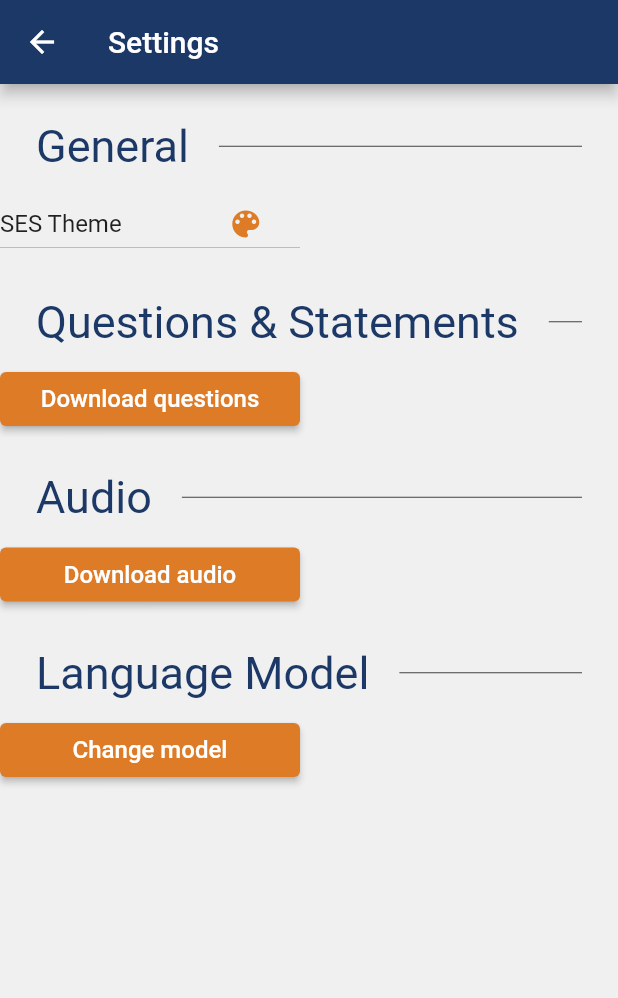
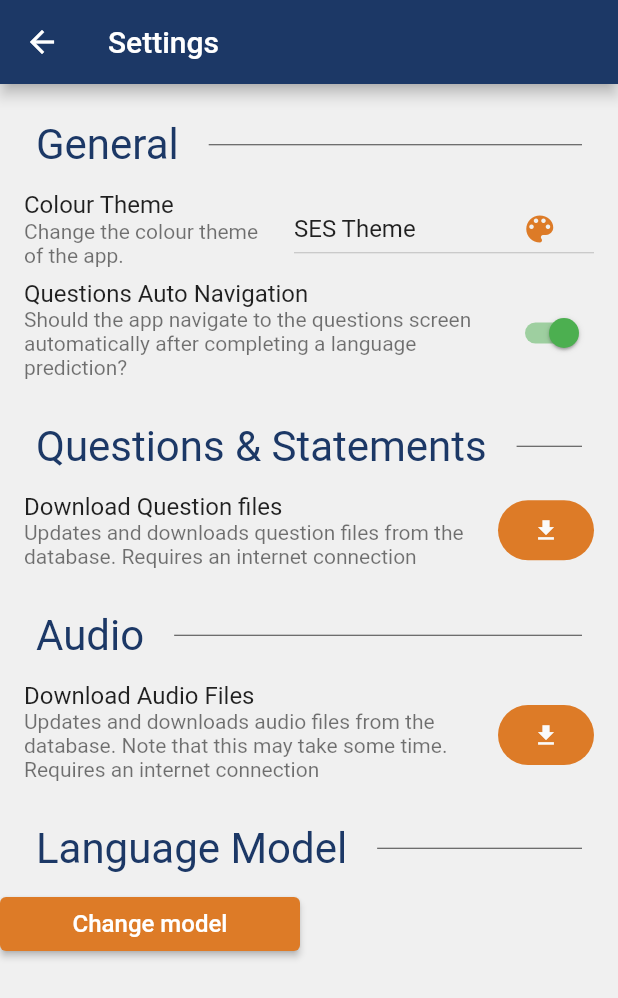
Before and after one commit to jofb/KIT301_Ears, a Flutter app: the SettingsWidget screen opened directly with empty values, after a tap on "Change model", on a phone screen of 412 x 824 dp. Shown: the top 998 px of the screen. Run offline on Flutter 3.47's test engine with Material 2 defaults, Android fonts, the phone set to English and light mode, and no system bars; drawn by our look-alikes of settings_ui; our stand-ins replace audioplayers, cloud_firestore, firebase_core, firebase_storage, logger, permission_handler and 3 more; missing offline and left inert: audio_session, fftea, flutter_cached_pdfview, flutter_sound, flutter_sound_platform_interface, ml_linalg and 3 more; accounts and stored records are empty.

Commit message:
inv2Speak updates, settings redesign -desync animation and inference, add snackbar on completion -auto navigation to questions page, plus shared preferences for it -redesign settings to better fit settings switches and tiles + descriptions

```diff
--- a/lib/audio_recorder.dart
+++ b/lib/audio_recorder.dart
@@ -16,7 +16,7 @@ import 'log.dart';
 class AudioRecorder extends StatefulWidget {
   const AudioRecorder({super.key, required this.onFinished});
 
-  final int recordingTime = 8;
+  final int recordingTime = 4;
   final Function onFinished;
 
   @override
@@ -52,10 +52,12 @@ class _AudioRecorderState extends State<AudioRecorder> {
       var controller =
           StateMachineController.fromArtboard(artboard, 'State Machine 1');
 
-      var micRecordingAnimation = artboard.animations.firstWhere((element) => element.name == 'MicRec') as LinearAnimation;
+      var micRecordingAnimation = artboard.animations
+          .firstWhere((element) => element.name == 'MicRec') as LinearAnimation;
       artboard.internalRemoveAnimation(micRecordingAnimation);
 
-      micRecordingAnimation.speed = 15/widget.recordingTime + 0.1; //micRecordingAnimation time = recording time + 0.1 sec;
+      micRecordingAnimation.speed = (15 / widget.recordingTime) +
+          0.1; //micRecordingAnimation time = recording time + 0.1 sec;
       artboard.internalAddAnimation(micRecordingAnimation);
 
       if (controller != null) {
--- a/lib/invitation_tab.dart
+++ b/lib/invitation_tab.dart
@@ -1,6 +1,7 @@
 import 'package:flutter/material.dart';
 import 'package:kit301_ears/answers.dart';
 import 'package:provider/provider.dart';
+import 'package:shared_preferences/shared_preferences.dart';
 
 import 'log.dart';
 import 'audio_procesing/language.dart';
@@ -8,7 +9,9 @@ import 'audio_recorder.dart';
 import 'audio_procesing/ml_inference.dart';
 
 class InvitationTab extends StatefulWidget {
-  const InvitationTab({super.key});
+  const InvitationTab({super.key, required this.scaffoldMessengerKey});
+
+  final GlobalKey<ScaffoldMessengerState> scaffoldMessengerKey;
 
   @override
   State<InvitationTab> createState() => _InvitationTabState();
@@ -18,6 +21,10 @@ class _InvitationTabState extends State<InvitationTab> {
   @override
   Widget build(BuildContext context) {
     return Consumer2<LanguageModel, AnswersModel>(builder: buildTab);
+  }
+
+  void navigateTab() {
+    DefaultTabController.of(context).animateTo(1);
   }
 
   Widget buildTab(BuildContext context, LanguageModel language,
@@ -33,6 +40,7 @@ class _InvitationTabState extends State<InvitationTab> {
     return AudioRecorder(
       onFinished: () async {
         logger.i('Finished recording. Predicting language...');
+        await Future.delayed(const Duration(milliseconds: 400));
 
         // get the lang index and then update the language provider
         int langIndex = await predictLanguage('my_file.wav');
@@ -40,6 +48,29 @@ class _InvitationTabState extends State<InvitationTab> {
 
         // create new answer history for new language
         answersModel.newHistory(language.toString());
+
+        // notify using snackbar
+        final snackBar = SnackBar(
+          content: Text(
+            'Language prediction complete. ${language.toString()}. A new answers history has been created',
+            style: const TextStyle(
+                fontSize: 16, color: Colors.white, fontWeight: FontWeight.bold),
+          ),
+          duration: const Duration(seconds: 5),
+          backgroundColor: Colors.green,
+          shape: const RoundedRectangleBorder(),
+        );
+
+        // show snackbar using scaffold messenger
+        widget.scaffoldMessengerKey.currentState?.showSnackBar(snackBar);
+
+        final SharedPreferences prefs = await SharedPreferences.getInstance();
+        final bool? questionsNav = prefs.getBool('questionsNav');
+
+        if (questionsNav ?? false) {
+          await Future.delayed(const Duration(milliseconds: 500));
+          navigateTab();
+        }
       },
     );
   }
--- a/lib/main.dart
+++ b/lib/main.dart
@@ -119,11 +119,13 @@ class _MyHomePageState extends State<MyHomePage> {
               scaffoldMessengerKey: _scaffoldMessengerKey,
             ),
           ),
-          body: const TabBarView(
+          body: TabBarView(
             children: [
-              OthersTab(),
-              QuestionsTab(),
-              InvitationTab(),
+              const OthersTab(),
+              const QuestionsTab(),
+              InvitationTab(
+                scaffoldMessengerKey: _scaffoldMessengerKey,
+              ),
             ],
           ),
         ),
--- a/lib/questions_tab.dart
+++ b/lib/questions_tab.dart
@@ -73,7 +73,7 @@ class _QuestionsTabState extends State<QuestionsTab> {
             style: TextStyle(fontSize: 30, fontWeight: FontWeight.bold),
           ),
           Text(
-            'You may need to download them from the internet. (Go to Settings > \'Update Questions\')',
+            'You may need to download them from the internet. (Go to Settings > \'Download Questions\')',
             style: TextStyle(fontSize: 20, color: Colors.grey[700]),
           )
         ],
--- a/lib/settings.dart
+++ b/lib/settings.dart
@@ -5,6 +5,7 @@ import 'package:flutter/material.dart';
 import 'package:path_provider/path_provider.dart';
 import 'package:settings_ui/settings_ui.dart';
 import 'package:provider/provider.dart';
+import 'package:shared_preferences/shared_preferences.dart';
 
 import 'audio_procesing/language.dart';
 import 'category.dart';
@@ -22,21 +23,12 @@ class SettingsWidget extends StatefulWidget {
 class _SettingsWidgetState extends State<SettingsWidget> {
   bool downloadingAudio = false;
 
-  void showSnackbar(String msg, Color colour) {
-    // create snack bar
-    final snackBar = SnackBar(
-      content: Text(
-        msg,
-        style: const TextStyle(
-            fontSize: 16, color: Colors.white, fontWeight: FontWeight.bold),
-      ),
-      duration: const Duration(seconds: 3),
-      backgroundColor: colour,
-      shape: const RoundedRectangleBorder(),
-    );
+  SharedPreferences? userPrefs;
 
-    // show snackbar using scaffold messenger
-    widget.scaffoldMessengerKey.currentState?.showSnackBar(snackBar);
+  @override
+  void initState() {
+    initPreferences();
+    super.initState();
   }
 
   @override
@@ -48,6 +40,9 @@ class _SettingsWidgetState extends State<SettingsWidget> {
 
   Widget buildScaffold(BuildContext context, CategoriesModel categoriesModel,
       ThemeModel themeModel, LanguageModel languageModel, _) {
+    if (userPrefs == null) {
+      return const Center(child: CircularProgressIndicator());
+    }
     return Scaffold(
       appBar: AppBar(
         title: const Text('Settings'),
@@ -58,9 +53,10 @@ class _SettingsWidgetState extends State<SettingsWidget> {
             title: 'General',
             tiles: [
               CustomSettingsTile(
-                child: Row(
-                  children: [
-                    SizedBox(
+                child: ListTile(
+                  title: const Text('Colour Theme'),
+                  subtitle: const Text('Change the colour theme of the app.'),
+                  trailing: SizedBox(
                     width: 200,
                     child: DropdownButton(
                       value: themeModel.themeIndex,
@@ -78,7 +74,26 @@ class _SettingsWidgetState extends State<SettingsWidget> {
                       },
                     ),
                   ),
-                  ],
+                  // leading: SizedBox(
+                  //   width: 24,
+                  // ),
+                ),
+              ),
+              CustomSettingsTile(
+                child: ListTile(
+                  title: const Text('Questions Auto Navigation'),
+                  subtitle: const Text(
+                      'Should the app navigate to the questions screen automatically after completing a language prediction?'),
+                  trailing: Switch(
+                    value: userPrefs?.getBool('questionsNav') ?? true,
+                    onChanged: (value) {
+                      setState(() {
+                        userPrefs?.setBool('questionsNav', value);
+                      });
+                    },
+                    activeColor: Theme.of(context).indicatorColor,
+                  ),
+                  // leading: SizedBox(width: 24),
                 ),
               )
             ],
@@ -88,28 +103,25 @@ class _SettingsWidgetState extends State<SettingsWidget> {
             title: 'Questions & Statements',
             tiles: [
               CustomSettingsTile(
-                child: Row(
-                  children: [
-                    SettingsButton(
-                      text: 'Download questions',
+                child: ListTile(
+                  title: const Text('Download Question files'),
+                  subtitle: const Text(
+                      'Updates and downloads question files from the database. Requires an internet connection'),
+                  trailing: DownloadButton(
+                    enabled: !categoriesModel.loading,
                     onPressed: () {
                       Color colour = Theme.of(context).indicatorColor;
                       categoriesModel.clearCollection();
+                      // remove this
+                      categoriesModel.loading = true;
+                      categoriesModel.update();
                       categoriesModel.loadCollection().then(
                             (_) => showSnackbar(
                                 'Questions & Statements Updated', colour),
                           );
                     },
-                      theme: themeModel.currentTheme,
                   ),
-                    if (categoriesModel.loading)
-                      Padding(
-                        padding: const EdgeInsets.only(left: 8.0),
-                        child: Transform.scale(
-                            scale: 0.8,
-                            child: const CircularProgressIndicator()),
-                      ),
-                  ],
+                  // leading: showLoadingIndicator(categoriesModel.loading),
                 ),
               ),
             ],
@@ -119,18 +131,21 @@ class _SettingsWidgetState extends State<SettingsWidget> {
             title: 'Audio',
             tiles: [
               CustomSettingsTile(
-                child: Row(
-                  children: [
-                    SettingsButton(
-                      text: 'Download audio',
+                child: ListTile(
+                  title: const Text(
+                    'Download Audio Files',
+                  ),
+                  subtitle: const Text(
+                      'Updates and downloads audio files from the database. Note that this may take some time. Requires an internet connection'),
+                  trailing: DownloadButton(
+                    enabled: !downloadingAudio,
                     onPressed: () async {
                       setState(() {
                         downloadingAudio = true;
                       });
                       // get language labels
-                        List<String> labels = languageModel.labels
-                            .map((l) => l['code']!)
-                            .toList();
+                      List<String> labels =
+                          languageModel.labels.map((l) => l['code']!).toList();
 
                       final appDir = await getApplicationDocumentsDirectory();
                       // ensure audio directory exists
@@ -143,7 +158,7 @@ class _SettingsWidgetState extends State<SettingsWidget> {
                       List<DownloadTask> downloads = [];
 
                       // get the firebase instance
-                        var instance = FirebaseStorage.instance.ref("/");
+                      var instance = FirebaseStorage.instance.ref();
 
                       // now search the the instance for all our labels
                       for (String label in labels) {
@@ -165,6 +180,7 @@ class _SettingsWidgetState extends State<SettingsWidget> {
                           downloads.add(downloadTask);
                         }
                       }
+
                       Future.wait(downloads).then((value) {
                         if (mounted) {
                           setState(() {
@@ -175,16 +191,8 @@ class _SettingsWidgetState extends State<SettingsWidget> {
                         showSnackbar('All Audio Downloaded', Colors.green);
                       });
                     },
-                      theme: themeModel.currentTheme,
                   ),
-                    if (downloadingAudio)
-                      Padding(
-                        padding: const EdgeInsets.only(left: 8.0),
-                        child: Transform.scale(
-                            scale: 0.8,
-                            child: const CircularProgressIndicator()),
-                      ),
-                  ],
+                  // leading: showLoadingIndicator(downloadingAudio),
                 ),
               ),
             ],
@@ -213,6 +221,59 @@ class _SettingsWidgetState extends State<SettingsWidget> {
           ),
         ],
       ),
+    );
+  }
+
+  void showSnackbar(String msg, Color colour) {
+    // create snack bar
+    final snackBar = SnackBar(
+      content: Text(
+        msg,
+        style: const TextStyle(
+            fontSize: 16, color: Colors.white, fontWeight: FontWeight.bold),
+      ),
+      duration: const Duration(seconds: 3),
+      backgroundColor: colour,
+      shape: const RoundedRectangleBorder(),
+    );
+
+    // show snackbar using scaffold messenger
+    widget.scaffoldMessengerKey.currentState?.showSnackBar(snackBar);
+  }
+
+  void initPreferences() async {
+    userPrefs = await SharedPreferences.getInstance();
+    setState(() {});
+  }
+}
+
+class DownloadButton extends StatelessWidget {
+  const DownloadButton({
+    super.key,
+    required this.onPressed,
+    required this.enabled,
+  });
+
+  final Function onPressed;
+  final bool enabled;
+
+  @override
+  Widget build(BuildContext context) {
+    return FilledButton(
+      onPressed: enabled
+          ? () {
+              onPressed();
+            }
+          : null,
+      style:
+          FilledButton.styleFrom(backgroundColor: Theme.of(context).cardColor),
+      child: enabled
+          ? Icon(
+              Icons.download,
+              color: Theme.of(context).canvasColor,
+            )
+          : Transform.scale(
+              scale: 0.5, child: const CircularProgressIndicator()),
     );
   }
 }
@@ -258,7 +319,7 @@ class Section extends AbstractSettingsSection {
         title: Row(
           children: [
             Text(title,
-                style: TextStyle(color: theme.primaryColor, fontSize: 30)),
+                style: TextStyle(color: theme.primaryColor, fontSize: 28)),
             const Expanded(
                 child: Padding(
               padding: EdgeInsets.only(left: 20.0),
--- a/pubspec.yaml
+++ b/pubspec.yaml
@@ -63,6 +63,7 @@ dependencies:
     flutter_launcher_icons: ^0.13.1
 
     cupertino_icons: ^1.0.2
+    shared_preferences: ^2.2.1
 
 dev_dependencies:
     flutter_test:
```
Also changed, not shown: pubspec.lock. Lines whose indentation alone changed are shown as unchanged.
